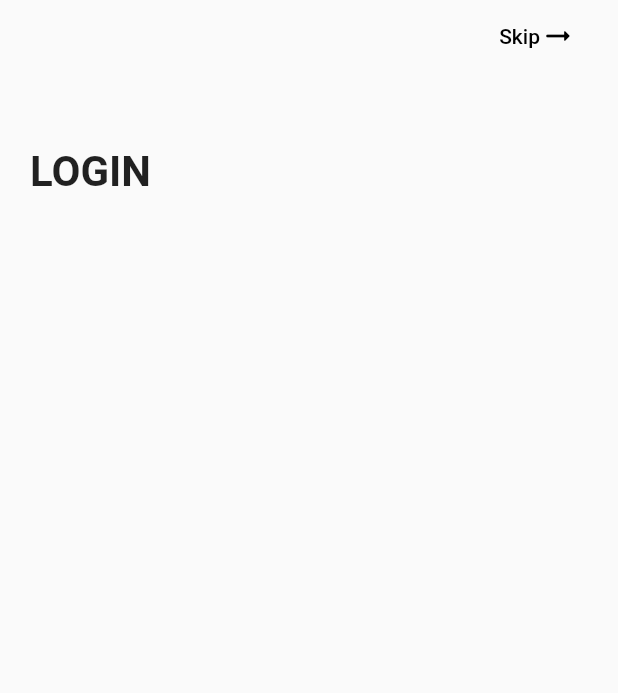
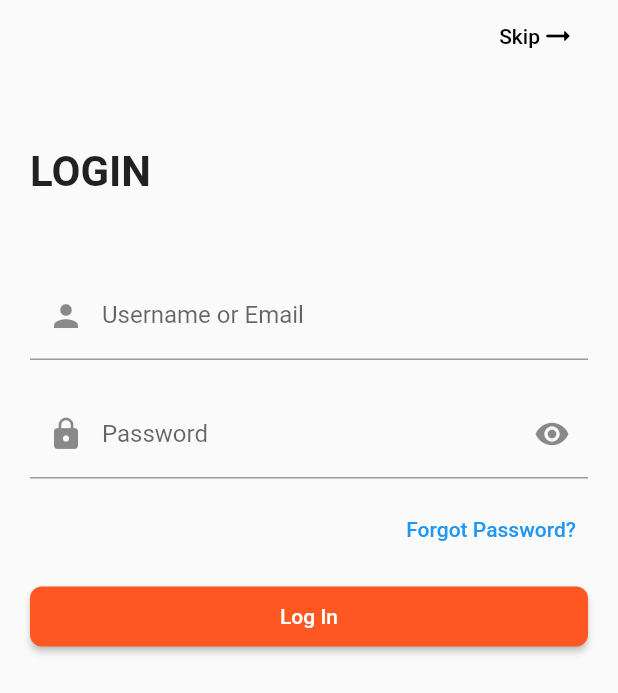
Before and after one commit to dexterTalha/news_app, a Flutter app: the screen it shows after launch, on a phone screen of 412 x 824 dp. Shown: the top 693 px of the screen. Run offline on Flutter 3.47's test engine with Material 2 defaults, Android fonts, the phone set to English and light mode, and no system bars.

Commit message:
login screen partial

```diff
--- a/lib/screens/login_screen.dart
+++ b/lib/screens/login_screen.dart
@@ -8,6 +8,8 @@ class LoginScreen extends StatefulWidget {
 }
 
 class _LoginScreenState extends State<LoginScreen> {
+  bool isObscure = true;
+
   @override
   Widget build(BuildContext context) {
     return Scaffold(
@@ -16,6 +18,8 @@ class _LoginScreenState extends State<LoginScreen> {
         width: double.maxFinite,
         padding: const EdgeInsets.symmetric(horizontal: 20),
         child: SafeArea(
+          child: SingleChildScrollView(
+            physics: const BouncingScrollPhysics(),
             child: Column(
               crossAxisAlignment: CrossAxisAlignment.start,
               children: [
@@ -28,7 +32,7 @@ class _LoginScreenState extends State<LoginScreen> {
                     onPressed: () {},
                     child: Row(
                       mainAxisSize: MainAxisSize.min,
-                    children: [
+                      children: const [
                         Text("Skip"),
                         Icon(Icons.arrow_right_alt_rounded),
                       ],
@@ -38,14 +42,74 @@ class _LoginScreenState extends State<LoginScreen> {
                 const SizedBox(
                   height: 50,
                 ),
-              Text(
+                const Text(
                   "LOGIN",
                   style: TextStyle(
                     fontSize: 28,
                     fontWeight: FontWeight.bold,
                   ),
                 ),
+                const SizedBox(
+                  height: 50,
+                ),
+                TextFormField(
+                  decoration: const InputDecoration(
+                    prefixIcon: Icon(Icons.person),
+                    labelText: "Username or Email",
+                    hintText: "Enter username or email",
+                  ),
+                ),
+                const SizedBox(
+                  height: 20,
+                ),
+                TextFormField(
+                  obscureText: isObscure,
+                  obscuringCharacter: "*",
+                  decoration: InputDecoration(
+                    prefixIcon: const Icon(Icons.lock),
+                    labelText: "Password",
+                    hintText: "Enter your password",
+                    suffixIcon: GestureDetector(
+                      onTap: () {
+                        print("EYE TAPPED");
+                        isObscure = !isObscure;
+                        setState(() {});
+                        print(isObscure);
+                      },
+                      child: Icon(isObscure ? Icons.visibility : Icons.visibility_off),
+                    ),
+                  ),
+                ),
+                const SizedBox(
+                  height: 10,
+                ),
+                Align(
+                  alignment: Alignment.centerRight,
+                  child: TextButton(
+                    onPressed: () {},
+                    child: Text("Forgot Password?"),
+                  ),
+                ),
+                const SizedBox(
+                  height: 10,
+                ),
+                ElevatedButton(
+                  onPressed: () {},
+                  style: ElevatedButton.styleFrom(
+                    backgroundColor: Colors.deepOrange.shade500,
+                    shape: RoundedRectangleBorder(
+                      borderRadius: BorderRadius.circular(8),
+                    ),
+                  ),
+                  child: const Center(
+                    child: Padding(
+                      padding: EdgeInsets.symmetric(vertical: 12),
+                      child: Text("Log In"),
+                    ),
+                  ),
+                ),
               ],
+            ),
           ),
         ),
       ),
```
Lines whose indentation alone changed are shown as unchanged.
